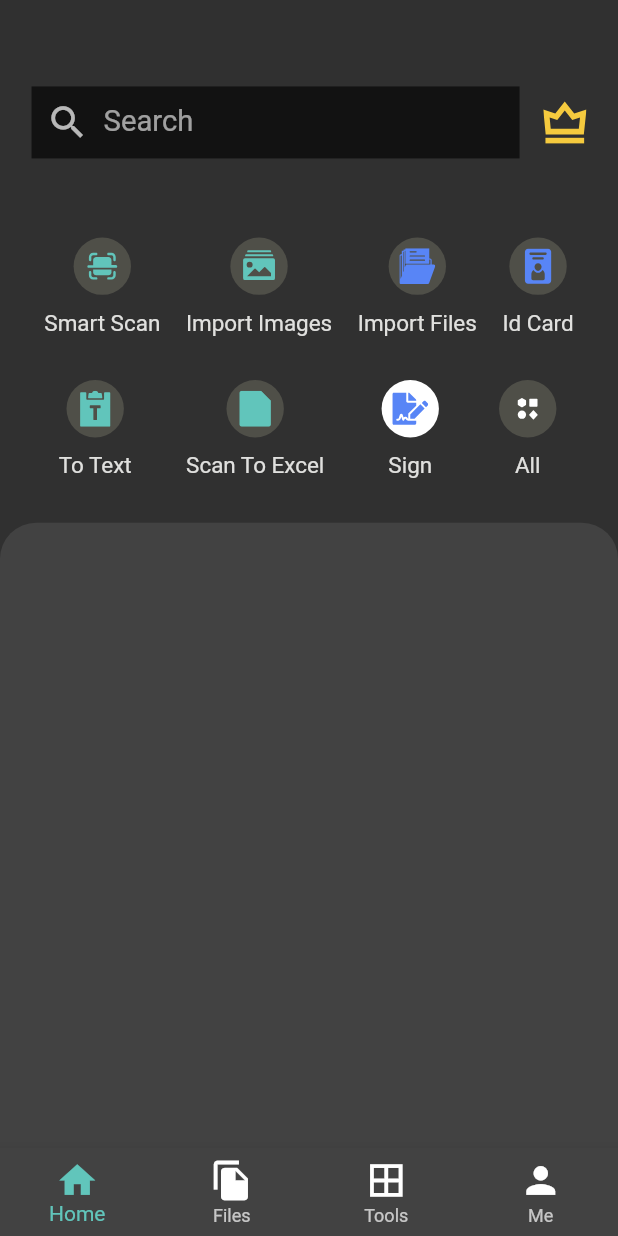
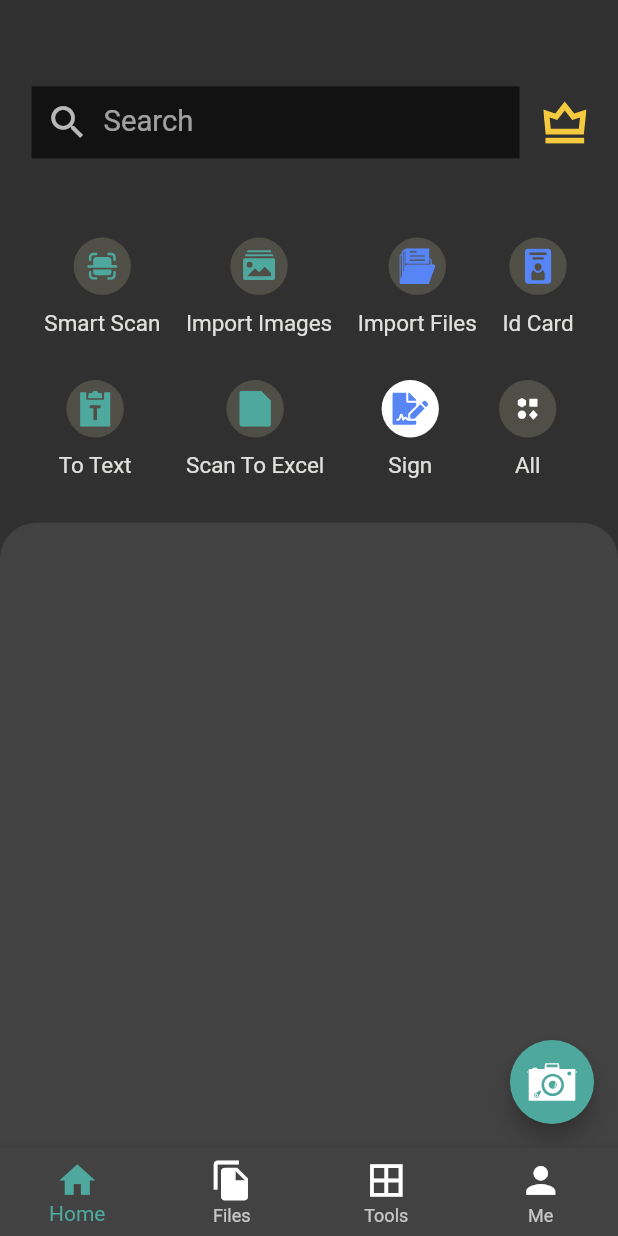
Before and after one commit to DARK-PROGRAMMER-I/cam_scanner, a Flutter app: the screen it shows after launch, on a phone screen of 412 x 824 dp. Run offline on Flutter 3.47's test engine with Material 2 defaults, Android fonts, the phone set to English and light mode, and no system bars; our stand-ins replace flutter_svg, get.

Commit message:
Navigation Bar

```diff
--- a/lib/screens/home/home_screen.dart
+++ b/lib/screens/home/home_screen.dart
@@ -83,7 +83,11 @@ class _HomeScreenState extends State<HomeScreen> {
           ],
         ),
       ),
-
+      floatingActionButton: FloatingActionButton(
+        backgroundColor: AppColors.mainColor,
+        child: SvgPicture.asset('assets/camera.svg', color: AppColors.mainWhiteColor, height: Dimensions.height35 , width: Dimensions.width35,),
+        onPressed: (){},
+      ),
     );
   }
 }
--- a/lib/utils/colors.dart
+++ b/lib/utils/colors.dart
@@ -9,7 +9,7 @@ const secondaryColor = Colors.grey;
 
 class AppColors{
   static final Color blackColor = Color.fromRGBO(18, 18, 18, 1);
-  static final Color mainColor = Color.fromRGBO(97, 197, 187, 1.0);
+  static final Color mainColor = Color.fromRGBO(79, 168, 158, 1.0);
   static final Color greyColor = const Color(0xff4f4f48);
   static final Color blueColor = const Color(0xff5885f6);
   static final Color primaryColor = const Color(0xff0c4096);
```
Also changed, not shown: assets/camera.svg (added).
